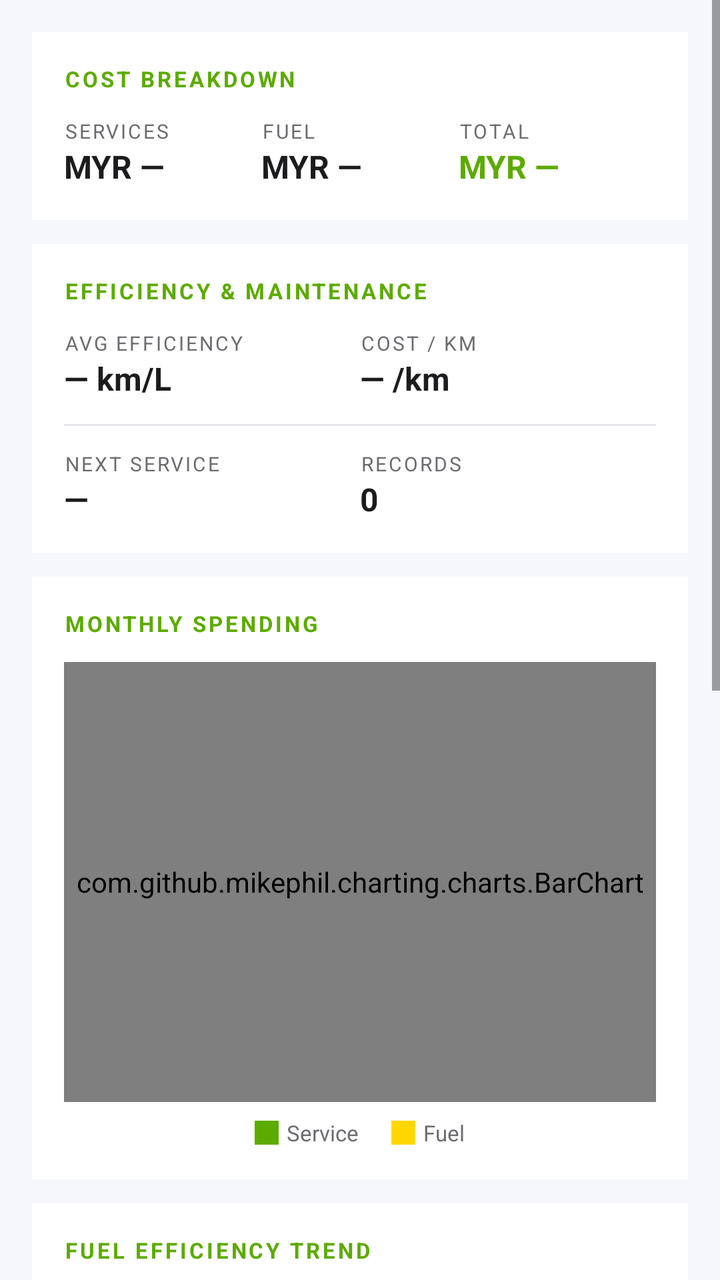
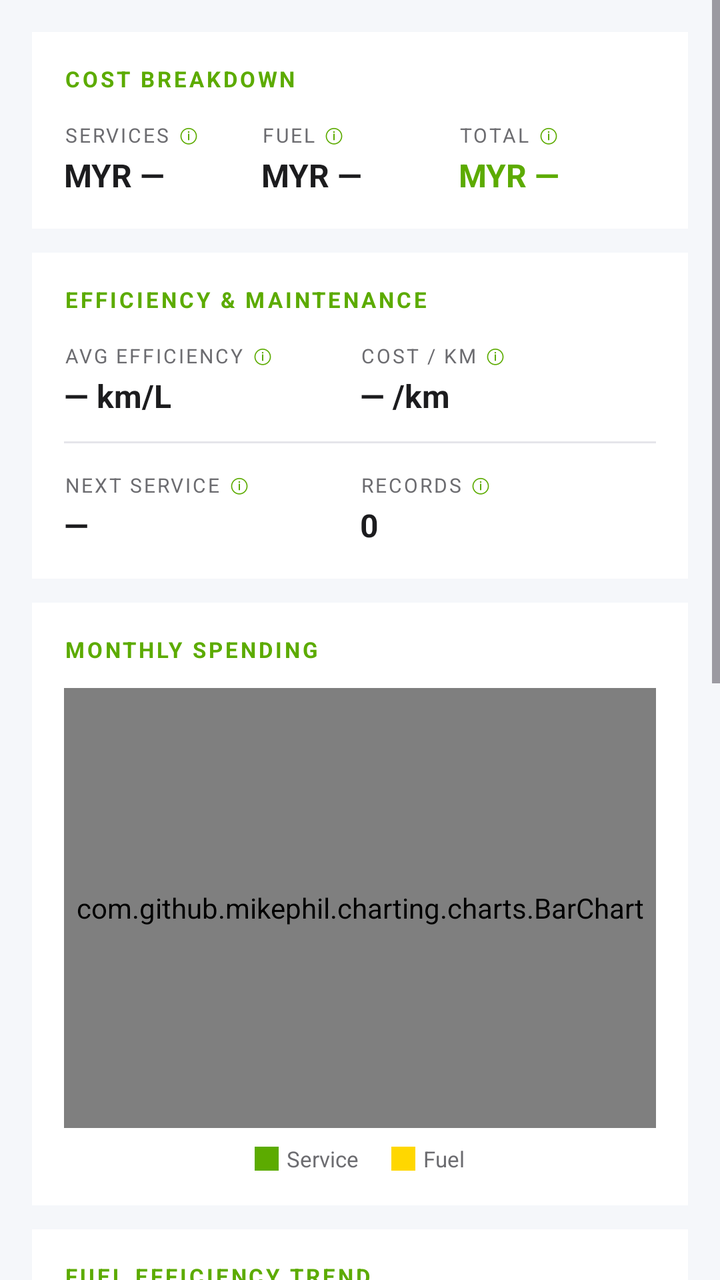

Before-and-after screenshots of an Android layout around one commit, followed by the original layout XML and the change that was made.
<!-- AndroidManifest.xml: application theme Theme.AutoCare -->
<!-- res/layout/fragment_stats.xml -->
<?xml version="1.0" encoding="utf-8"?>
<ScrollView xmlns:android="http://schemas.android.com/apk/res/android"
    android:layout_width="match_parent"
    android:layout_height="match_parent"
    android:background="@color/bg_primary">

    <LinearLayout
        android:layout_width="match_parent"
        android:layout_height="wrap_content"
        android:orientation="vertical"
        android:padding="16dp">

        
        <LinearLayout
            android:layout_width="match_parent"
            android:layout_height="wrap_content"
            android:background="@color/bg_surface"
            android:orientation="vertical"
            android:padding="16dp">

            <TextView
                android:layout_width="wrap_content"
                android:layout_height="wrap_content"
                android:text="COST BREAKDOWN"
                android:textColor="@color/accent_lime"
                android:textSize="11sp"
                android:textStyle="bold"
                android:letterSpacing="0.12"
                android:layout_marginBottom="12dp" />

            <LinearLayout
                android:layout_width="match_parent"
                android:layout_height="wrap_content"
                android:orientation="horizontal">

                <LinearLayout
                    android:layout_width="0dp"
                    android:layout_height="wrap_content"
                    android:layout_weight="1"
                    android:orientation="vertical">
                    <TextView
                        android:layout_width="wrap_content"
                        android:layout_height="wrap_content"
                        android:text="SERVICES"
                        android:textColor="@color/text_secondary"
                        android:textSize="10sp"
                        android:letterSpacing="0.1" />
                    <TextView
                        android:id="@+id/tvSvcTotal"
                        android:layout_width="wrap_content"
                        android:layout_height="wrap_content"
                        android:text="MYR —"
                        android:textColor="@color/text_primary"
                        android:textSize="16sp"
                        android:textStyle="bold" />
                </LinearLayout>

                <LinearLayout
                    android:layout_width="0dp"
                    android:layout_height="wrap_content"
                    android:layout_weight="1"
                    android:orientation="vertical">
                    <TextView
                        android:layout_width="wrap_content"
                        android:layout_height="wrap_content"
                        android:text="FUEL"
                        android:textColor="@color/text_secondary"
                        android:textSize="10sp"
                        android:letterSpacing="0.1" />
                    <TextView
                        android:id="@+id/tvFuelTotal"
                        android:layout_width="wrap_content"
                        android:layout_height="wrap_content"
                        android:text="MYR —"
                        android:textColor="@color/text_primary"
                        android:textSize="16sp"
                        android:textStyle="bold" />
                </LinearLayout>

                <LinearLayout
                    android:layout_width="0dp"
                    android:layout_height="wrap_content"
                    android:layout_weight="1"
                    android:orientation="vertical">
                    <TextView
                        android:layout_width="wrap_content"
                        android:layout_height="wrap_content"
                        android:text="TOTAL"
                        android:textColor="@color/text_secondary"
                        android:textSize="10sp"
                        android:letterSpacing="0.1" />
                    <TextView
                        android:id="@+id/tvCombinedTotal"
                        android:layout_width="wrap_content"
                        android:layout_height="wrap_content"
                        android:text="MYR —"
                        android:textColor="@color/accent_lime"
                        android:textSize="16sp"
                        android:textStyle="bold" />
                </LinearLayout>

            </LinearLayout>

        </LinearLayout>

        
        <LinearLayout
            android:layout_width="match_parent"
            android:layout_height="wrap_content"
            android:background="@color/bg_surface"
            android:orientation="vertical"
            android:padding="16dp"
            android:layout_marginTop="12dp">

            <TextView
                android:layout_width="wrap_content"
                android:layout_height="wrap_content"
                android:text="EFFICIENCY &amp; MAINTENANCE"
                android:textColor="@color/accent_lime"
                android:textSize="11sp"
                android:textStyle="bold"
                android:letterSpacing="0.12"
                android:layout_marginBottom="12dp" />

            <LinearLayout
                android:layout_width="match_parent"
                android:layout_height="wrap_content"
                android:orientation="horizontal">

                <LinearLayout
                    android:layout_width="0dp"
                    android:layout_height="wrap_content"
                    android:layout_weight="1"
                    android:orientation="vertical">
                    <TextView
                        android:layout_width="wrap_content"
                        android:layout_height="wrap_content"
                        android:text="AVG EFFICIENCY"
                        android:textColor="@color/text_secondary"
                        android:textSize="10sp"
                        android:letterSpacing="0.1" />
                    <TextView
                        android:id="@+id/tvAvgEfficiency"
                        android:layout_width="wrap_content"
                        android:layout_height="wrap_content"
                        android:text="— km/L"
                        android:textColor="@color/text_primary"
                        android:textSize="16sp"
                        android:textStyle="bold" />
                </LinearLayout>

                <LinearLayout
                    android:layout_width="0dp"
                    android:layout_height="wrap_content"
                    android:layout_weight="1"
                    android:orientation="vertical">
                    <TextView
                        android:layout_width="wrap_content"
                        android:layout_height="wrap_content"
                        android:text="COST / KM"
                        android:textColor="@color/text_secondary"
                        android:textSize="10sp"
                        android:letterSpacing="0.1" />
                    <TextView
                        android:id="@+id/tvCostPerKm"
                        android:layout_width="wrap_content"
                        android:layout_height="wrap_content"
                        android:text="— /km"
                        android:textColor="@color/text_primary"
                        android:textSize="16sp"
                        android:textStyle="bold" />
                </LinearLayout>

            </LinearLayout>

            <View
                android:layout_width="match_parent"
                android:layout_height="1dp"
                android:layout_marginTop="12dp"
                android:layout_marginBottom="12dp"
                android:background="@color/divider_dark" />

            <LinearLayout
                android:layout_width="match_parent"
                android:layout_height="wrap_content"
                android:orientation="horizontal">

                <LinearLayout
                    android:layout_width="0dp"
                    android:layout_height="wrap_content"
                    android:layout_weight="1"
                    android:orientation="vertical">
                    <TextView
                        android:layout_width="wrap_content"
                        android:layout_height="wrap_content"
                        android:text="NEXT SERVICE"
                        android:textColor="@color/text_secondary"
                        android:textSize="10sp"
                        android:letterSpacing="0.1" />
                    <TextView
                        android:id="@+id/tvNextService"
                        android:layout_width="wrap_content"
                        android:layout_height="wrap_content"
                        android:text="—"
                        android:textColor="@color/text_primary"
                        android:textSize="16sp"
                        android:textStyle="bold" />
                </LinearLayout>

                <LinearLayout
                    android:layout_width="0dp"
                    android:layout_height="wrap_content"
                    android:layout_weight="1"
                    android:orientation="vertical">
                    <TextView
                        android:layout_width="wrap_content"
                        android:layout_height="wrap_content"
                        android:text="RECORDS"
                        android:textColor="@color/text_secondary"
                        android:textSize="10sp"
                        android:letterSpacing="0.1" />
                    <TextView
                        android:id="@+id/tvRecordCount"
                        android:layout_width="wrap_content"
                        android:layout_height="wrap_content"
                        android:text="0"
                        android:textColor="@color/text_primary"
                        android:textSize="16sp"
                        android:textStyle="bold" />
                </LinearLayout>

            </LinearLayout>

        </LinearLayout>

        
        <LinearLayout
            android:layout_width="match_parent"
            android:layout_height="wrap_content"
            android:background="@color/bg_surface"
            android:orientation="vertical"
            android:padding="16dp"
            android:layout_marginTop="12dp">

            <TextView
                android:layout_width="wrap_content"
                android:layout_height="wrap_content"
                android:text="MONTHLY SPENDING"
                android:textColor="@color/accent_lime"
                android:textSize="11sp"
                android:textStyle="bold"
                android:letterSpacing="0.12"
                android:layout_marginBottom="12dp" />

            <com.github.mikephil.charting.charts.BarChart
                android:id="@+id/barChartMonthly"
                android:layout_width="match_parent"
                android:layout_height="220dp" />

            <LinearLayout
                android:layout_width="match_parent"
                android:layout_height="wrap_content"
                android:orientation="horizontal"
                android:gravity="center"
                android:layout_marginTop="8dp">

                <View
                    android:layout_width="12dp"
                    android:layout_height="12dp"
                    android:background="@color/accent_lime" />
                <TextView
                    android:layout_width="wrap_content"
                    android:layout_height="wrap_content"
                    android:text="Service"
                    android:textSize="11sp"
                    android:textColor="@color/text_secondary"
                    android:layout_marginStart="4dp"
                    android:layout_marginEnd="16dp" />

                <View
                    android:layout_width="12dp"
                    android:layout_height="12dp"
                    android:background="@color/yellow" />
                <TextView
                    android:layout_width="wrap_content"
                    android:layout_height="wrap_content"
                    android:text="Fuel"
                    android:textSize="11sp"
                    android:textColor="@color/text_secondary"
                    android:layout_marginStart="4dp" />

            </LinearLayout>

        </LinearLayout>

        
        <LinearLayout
            android:layout_width="match_parent"
            android:layout_height="wrap_content"
            android:background="@color/bg_surface"
            android:orientation="vertical"
            android:padding="16dp"
            android:layout_marginTop="12dp">

            <TextView
                android:layout_width="wrap_content"
                android:layout_height="wrap_content"
                android:text="FUEL EFFICIENCY TREND"
                android:textColor="@color/accent_lime"
                android:textSize="11sp"
                android:textStyle="bold"
                android:letterSpacing="0.12"
                android:layout_marginBottom="12dp" />

            <com.github.mikephil.charting.charts.LineChart
                android:id="@+id/lineChartEfficiency"
                android:layout_width="match_parent"
                android:layout_height="180dp" />

        </LinearLayout>

        
        <LinearLayout
            android:layout_width="match_parent"
            android:layout_height="wrap_content"
            android:background="@color/bg_surface"
            android:orientation="vertical"
            android:padding="16dp"
            android:layout_marginTop="12dp">

            <TextView
                android:layout_width="wrap_content"
                android:layout_height="wrap_content"
                android:text="COST BREAKDOWN"
                android:textColor="@color/accent_lime"
                android:textSize="11sp"
                android:textStyle="bold"
                android:letterSpacing="0.12"
                android:layout_marginBottom="4dp" />

            <com.github.mikephil.charting.charts.PieChart
                android:id="@+id/pieChartCosts"
                android:layout_width="match_parent"
                android:layout_height="200dp" />

        </LinearLayout>

        
        <LinearLayout
            android:layout_width="match_parent"
            android:layout_height="wrap_content"
            android:background="@color/bg_surface"
            android:orientation="vertical"
            android:padding="16dp"
            android:layout_marginTop="12dp">

            <TextView
                android:layout_width="wrap_content"
                android:layout_height="wrap_content"
                android:text="ANNUAL SPENDING"
                android:textColor="@color/accent_lime"
                android:textSize="11sp"
                android:textStyle="bold"
                android:letterSpacing="0.12"
                android:layout_marginBottom="8dp" />

            <LinearLayout
                android:id="@+id/llAnnualSpend"
                android:layout_width="match_parent"
                android:layout_height="wrap_content"
                android:orientation="vertical" />

        </LinearLayout>

        
        <LinearLayout
            android:id="@+id/cardBudget"
            android:layout_width="match_parent"
            android:layout_height="wrap_content"
            android:background="@color/bg_surface"
            android:orientation="vertical"
            android:padding="16dp"
            android:layout_marginTop="12dp"
            android:layout_marginBottom="8dp"
            android:visibility="gone">

            <LinearLayout
                android:layout_width="match_parent"
                android:layout_height="wrap_content"
                android:orientation="horizontal"
                android:gravity="center_vertical"
                android:layout_marginBottom="8dp">

                <TextView
                    android:layout_width="0dp"
                    android:layout_height="wrap_content"
                    android:layout_weight="1"
                    android:text="MONTHLY BUDGET"
                    android:textColor="@color/accent_lime"
                    android:textSize="11sp"
                    android:textStyle="bold"
                    android:letterSpacing="0.12" />

                <TextView
                    android:id="@+id/tvBudgetStatus"
                    android:layout_width="wrap_content"
                    android:layout_height="wrap_content"
                    android:textColor="@color/text_primary"
                    android:textSize="13sp"
                    android:textStyle="bold" />

            </LinearLayout>

            <ProgressBar
                android:id="@+id/pbBudget"
                style="@style/Widget.AppCompat.ProgressBar.Horizontal"
                android:layout_width="match_parent"
                android:layout_height="8dp"
                android:max="100"
                android:progressTint="@color/accent_lime"
                android:progressBackgroundTint="@color/gray_300" />

            <TextView
                android:id="@+id/tvBudgetNote"
                android:layout_width="wrap_content"
                android:layout_height="wrap_content"
                android:layout_marginTop="6dp"
                android:textSize="12sp"
                android:textColor="@color/text_secondary" />

        </LinearLayout>

    </LinearLayout>

</ScrollView>
<!-- resources referenced by this layout -->
<resources>
  <color name="accent_lime">#5CAB00</color>
  <color name="bg_primary">#F5F7FA</color>
  <color name="bg_surface">#FFFFFF</color>
  <color name="divider_dark">#E5E5EA</color>
  <color name="gray_300">#E5E5EA</color>
  <color name="text_primary">#1C1C1E</color>
  <color name="text_secondary">#6C6C70</color>
  <color name="yellow">#FFD700</color>
  <style name="Theme.AutoCare" parent="Base.Theme.AutoCare" />
  <style name="Base.Theme.AutoCare" parent="Theme.Material3.Light.NoActionBar">
          <item name="colorPrimary">@color/accent_lime</item>
          <item name="colorOnPrimary">@color/white</item>
          <item name="colorSecondary">@color/accent_lime</item>
          <item name="colorOnSecondary">@color/white</item>
          <item name="colorSurface">@color/bg_surface</item>
          <item name="colorOnSurface">@color/text_primary</item>
          <item name="android:colorBackground">@color/bg_primary</item>
          <item name="android:windowBackground">@color/bg_primary</item>
          <item name="android:statusBarColor">@color/bg_surface</item>
          <item name="android:navigationBarColor">@color/bg_surface</item>
          <item name="android:windowLightStatusBar" tools:targetApi="23">true</item>
          <item name="android:windowLightNavigationBar" tools:targetApi="27">true</item>
      </style>
  <color name="white">#FFFFFF</color>
</resources>

<!-- the commit's change to res/layout/fragment_stats.xml (unified diff, before → after) -->
@@ -38,13 +38,29 @@
                     android:layout_height="wrap_content"
                     android:layout_weight="1"
                     android:orientation="vertical">
-                    <TextView
-                        android:layout_width="wrap_content"
-                        android:layout_height="wrap_content"
-                        android:text="SERVICES"
-                        android:textColor="@color/text_secondary"
-                        android:textSize="10sp"
-                        android:letterSpacing="0.1" />
+
+                    <LinearLayout
+                        android:layout_width="wrap_content"
+                        android:layout_height="wrap_content"
+                        android:orientation="horizontal"
+                        android:gravity="center_vertical">
+                        <TextView
+                            android:layout_width="wrap_content"
+                            android:layout_height="wrap_content"
+                            android:text="SERVICES"
+                            android:textColor="@color/text_secondary"
+                            android:textSize="10sp"
+                            android:letterSpacing="0.1" />
+                        <TextView
+                            android:id="@+id/infoSvcTotal"
+                            android:layout_width="wrap_content"
+                            android:layout_height="wrap_content"
+                            android:text=" ⓘ"
+                            android:textColor="@color/accent_lime"
+                            android:textSize="10sp"
+                            android:padding="2dp" />
+                    </LinearLayout>
+
                     <TextView
                         android:id="@+id/tvSvcTotal"
                         android:layout_width="wrap_content"
@@ -60,13 +76,29 @@
                     android:layout_height="wrap_content"
                     android:layout_weight="1"
                     android:orientation="vertical">
-                    <TextView
-                        android:layout_width="wrap_content"
-                        android:layout_height="wrap_content"
-                        android:text="FUEL"
-                        android:textColor="@color/text_secondary"
-                        android:textSize="10sp"
-                        android:letterSpacing="0.1" />
+
+                    <LinearLayout
+                        android:layout_width="wrap_content"
+                        android:layout_height="wrap_content"
+                        android:orientation="horizontal"
+                        android:gravity="center_vertical">
+                        <TextView
+                            android:layout_width="wrap_content"
+                            android:layout_height="wrap_content"
+                            android:text="FUEL"
+                            android:textColor="@color/text_secondary"
+                            android:textSize="10sp"
+                            android:letterSpacing="0.1" />
+                        <TextView
+                            android:id="@+id/infoFuelTotal"
+                            android:layout_width="wrap_content"
+                            android:layout_height="wrap_content"
+                            android:text=" ⓘ"
+                            android:textColor="@color/accent_lime"
+                            android:textSize="10sp"
+                            android:padding="2dp" />
+                    </LinearLayout>
+
                     <TextView
                         android:id="@+id/tvFuelTotal"
                         android:layout_width="wrap_content"
@@ -82,13 +114,29 @@
                     android:layout_height="wrap_content"
                     android:layout_weight="1"
                     android:orientation="vertical">
-                    <TextView
-                        android:layout_width="wrap_content"
-                        android:layout_height="wrap_content"
-                        android:text="TOTAL"
-                        android:textColor="@color/text_secondary"
-                        android:textSize="10sp"
-                        android:letterSpacing="0.1" />
+
+                    <LinearLayout
+                        android:layout_width="wrap_content"
+                        android:layout_height="wrap_content"
+                        android:orientation="horizontal"
+                        android:gravity="center_vertical">
+                        <TextView
+                            android:layout_width="wrap_content"
+                            android:layout_height="wrap_content"
+                            android:text="TOTAL"
+                            android:textColor="@color/text_secondary"
+                            android:textSize="10sp"
+                            android:letterSpacing="0.1" />
+                        <TextView
+                            android:id="@+id/infoCombinedTotal"
+                            android:layout_width="wrap_content"
+                            android:layout_height="wrap_content"
+                            android:text=" ⓘ"
+                            android:textColor="@color/accent_lime"
+                            android:textSize="10sp"
+                            android:padding="2dp" />
+                    </LinearLayout>
+
                     <TextView
                         android:id="@+id/tvCombinedTotal"
                         android:layout_width="wrap_content"
@@ -132,13 +180,29 @@
                     android:layout_height="wrap_content"
                     android:layout_weight="1"
                     android:orientation="vertical">
-                    <TextView
-                        android:layout_width="wrap_content"
-                        android:layout_height="wrap_content"
-                        android:text="AVG EFFICIENCY"
-                        android:textColor="@color/text_secondary"
-                        android:textSize="10sp"
-                        android:letterSpacing="0.1" />
+
+                    <LinearLayout
+                        android:layout_width="wrap_content"
+                        android:layout_height="wrap_content"
+                        android:orientation="horizontal"
+                        android:gravity="center_vertical">
+                        <TextView
+                            android:layout_width="wrap_content"
+                            android:layout_height="wrap_content"
+                            android:text="AVG EFFICIENCY"
+                            android:textColor="@color/text_secondary"
+                            android:textSize="10sp"
+                            android:letterSpacing="0.1" />
+                        <TextView
+                            android:id="@+id/infoAvgEfficiency"
+                            android:layout_width="wrap_content"
+                            android:layout_height="wrap_content"
+                            android:text=" ⓘ"
+                            android:textColor="@color/accent_lime"
+                            android:textSize="10sp"
+                            android:padding="2dp" />
+                    </LinearLayout>
+
                     <TextView
                         android:id="@+id/tvAvgEfficiency"
                         android:layout_width="wrap_content"
@@ -154,13 +218,29 @@
                     android:layout_height="wrap_content"
                     android:layout_weight="1"
                     android:orientation="vertical">
-                    <TextView
-                        android:layout_width="wrap_content"
-                        android:layout_height="wrap_content"
-                        android:text="COST / KM"
-                        android:textColor="@color/text_secondary"
-                        android:textSize="10sp"
-                        android:letterSpacing="0.1" />
+
+                    <LinearLayout
+                        android:layout_width="wrap_content"
+                        android:layout_height="wrap_content"
+                        android:orientation="horizontal"
+                        android:gravity="center_vertical">
+                        <TextView
+                            android:layout_width="wrap_content"
+                            android:layout_height="wrap_content"
+                            android:text="COST / KM"
+                            android:textColor="@color/text_secondary"
+                            android:textSize="10sp"
+                            android:letterSpacing="0.1" />
+                        <TextView
+                            android:id="@+id/infoCostPerKm"
+                            android:layout_width="wrap_content"
+                            android:layout_height="wrap_content"
+                            android:text=" ⓘ"
+                            android:textColor="@color/accent_lime"
+                            android:textSize="10sp"
+                            android:padding="2dp" />
+                    </LinearLayout>
+
                     <TextView
                         android:id="@+id/tvCostPerKm"
                         android:layout_width="wrap_content"
@@ -190,13 +270,29 @@
                     android:layout_height="wrap_content"
                     android:layout_weight="1"
                     android:orientation="vertical">
-                    <TextView
-                        android:layout_width="wrap_content"
-                        android:layout_height="wrap_content"
-                        android:text="NEXT SERVICE"
-                        android:textColor="@color/text_secondary"
-                        android:textSize="10sp"
-                        android:letterSpacing="0.1" />
+
+                    <LinearLayout
+                        android:layout_width="wrap_content"
+                        android:layout_height="wrap_content"
+                        android:orientation="horizontal"
+                        android:gravity="center_vertical">
+                        <TextView
+                            android:layout_width="wrap_content"
+                            android:layout_height="wrap_content"
+                            android:text="NEXT SERVICE"
+                            android:textColor="@color/text_secondary"
+                            android:textSize="10sp"
+                            android:letterSpacing="0.1" />
+                        <TextView
+                            android:id="@+id/infoNextService"
+                            android:layout_width="wrap_content"
+                            android:layout_height="wrap_content"
+                            android:text=" ⓘ"
+                            android:textColor="@color/accent_lime"
+                            android:textSize="10sp"
+                            android:padding="2dp" />
+                    </LinearLayout>
+
                     <TextView
                         android:id="@+id/tvNextService"
                         android:layout_width="wrap_content"
@@ -212,13 +308,29 @@
                     android:layout_height="wrap_content"
                     android:layout_weight="1"
                     android:orientation="vertical">
-                    <TextView
-                        android:layout_width="wrap_content"
-                        android:layout_height="wrap_content"
-                        android:text="RECORDS"
-                        android:textColor="@color/text_secondary"
-                        android:textSize="10sp"
-                        android:letterSpacing="0.1" />
+
+                    <LinearLayout
+                        android:layout_width="wrap_content"
+                        android:layout_height="wrap_content"
+                        android:orientation="horizontal"
+                        android:gravity="center_vertical">
+                        <TextView
+                            android:layout_width="wrap_content"
+                            android:layout_height="wrap_content"
+                            android:text="RECORDS"
+                            android:textColor="@color/text_secondary"
+                            android:textSize="10sp"
+                            android:letterSpacing="0.1" />
+                        <TextView
+                            android:id="@+id/infoRecordCount"
+                            android:layout_width="wrap_content"
+                            android:layout_height="wrap_content"
+                            android:text=" ⓘ"
+                            android:textColor="@color/accent_lime"
+                            android:textSize="10sp"
+                            android:padding="2dp" />
+                    </LinearLayout>
+
                     <TextView
                         android:id="@+id/tvRecordCount"
                         android:layout_width="wrap_content"
